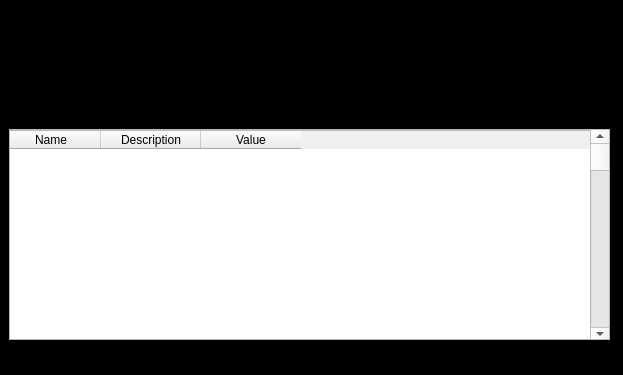
Above: Pyqt/lista.ui from eumaninho54/Product_prescription before the change. Below: the same form after it.
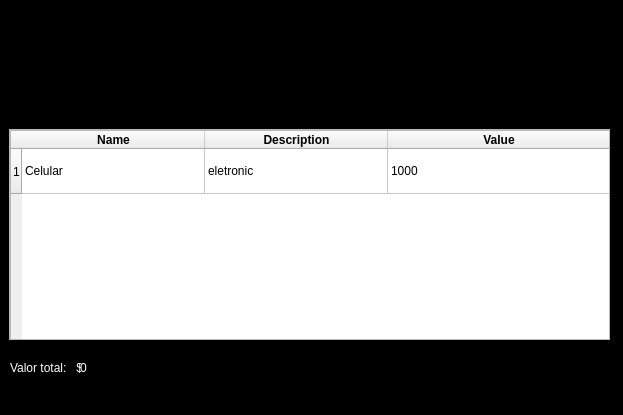
That is the form after the change. Icons and pictures are not drawn.

What changed in the file:
```diff
--- a/Pyqt/lista.ui
+++ b/Pyqt/lista.ui
@@ -7,7 +7,7 @@
     <x>0</x>
     <y>0</y>
     <width>623</width>
-    <height>375</height>
+    <height>415</height>
    </rect>
   </property>
   <property name="windowTitle">
@@ -51,43 +51,140 @@
        <height>209</height>
       </rect>
      </property>
-     <widget class="QScrollBar" name="verticalScrollBar">
-      <property name="geometry">
-       <rect>
-        <x>580</x>
-        <y>0</y>
-        <width>20</width>
-        <height>211</height>
-       </rect>
-      </property>
-      <property name="orientation">
-       <enum>Qt::Vertical</enum>
-      </property>
-     </widget>
      <widget class="QTableWidget" name="tableWidget">
       <property name="geometry">
        <rect>
-        <x>-10</x>
+        <x>0</x>
         <y>0</y>
-        <width>611</width>
+        <width>601</width>
         <height>211</height>
        </rect>
       </property>
+      <property name="minimumSize">
+       <size>
+        <width>0</width>
+        <height>0</height>
+       </size>
+      </property>
+      <property name="mouseTracking">
+       <bool>false</bool>
+      </property>
+      <property name="tabletTracking">
+       <bool>false</bool>
+      </property>
+      <property name="autoFillBackground">
+       <bool>false</bool>
+      </property>
+      <property name="gridStyle">
+       <enum>Qt::SolidLine</enum>
+      </property>
+      <property name="rowCount">
+       <number>1</number>
+      </property>
+      <attribute name="horizontalHeaderVisible">
+       <bool>true</bool>
+      </attribute>
+      <attribute name="horizontalHeaderCascadingSectionResizes">
+       <bool>false</bool>
+      </attribute>
+      <attribute name="horizontalHeaderMinimumSectionSize">
+       <number>39</number>
+      </attribute>
+      <attribute name="horizontalHeaderDefaultSectionSize">
+       <number>183</number>
+      </attribute>
+      <attribute name="horizontalHeaderHighlightSections">
+       <bool>true</bool>
+      </attribute>
+      <attribute name="horizontalHeaderShowSortIndicator" stdset="0">
+       <bool>false</bool>
+      </attribute>
+      <attribute name="horizontalHeaderStretchLastSection">
+       <bool>true</bool>
+      </attribute>
+      <attribute name="verticalHeaderVisible">
+       <bool>true</bool>
+      </attribute>
+      <attribute name="verticalHeaderCascadingSectionResizes">
+       <bool>false</bool>
+      </attribute>
+      <attribute name="verticalHeaderMinimumSectionSize">
+       <number>35</number>
+      </attribute>
+      <attribute name="verticalHeaderDefaultSectionSize">
+       <number>45</number>
+      </attribute>
+      <attribute name="verticalHeaderHighlightSections">
+       <bool>true</bool>
+      </attribute>
+      <attribute name="verticalHeaderShowSortIndicator" stdset="0">
+       <bool>false</bool>
+      </attribute>
+      <attribute name="verticalHeaderStretchLastSection">
+       <bool>false</bool>
+      </attribute>
+      <row/>
       <column>
        <property name="text">
         <string>Name</string>
        </property>
+       <property name="font">
+        <font>
+         <weight>75</weight>
+         <italic>false</italic>
+         <bold>true</bold>
+         <underline>false</underline>
+         <strikeout>false</strikeout>
+         <stylestrategy>PreferDefault</stylestrategy>
+        </font>
+       </property>
+       <property name="textAlignment">
+        <set>AlignCenter</set>
+       </property>
       </column>
       <column>
        <property name="text">
         <string>Description</string>
        </property>
+       <property name="font">
+        <font>
+         <weight>75</weight>
+         <bold>true</bold>
+        </font>
+       </property>
+       <property name="textAlignment">
+        <set>AlignCenter</set>
+       </property>
       </column>
       <column>
        <property name="text">
         <string>Value</string>
        </property>
+       <property name="font">
+        <font>
+         <weight>75</weight>
+         <bold>true</bold>
+        </font>
+       </property>
+       <property name="textAlignment">
+        <set>AlignCenter</set>
+       </property>
       </column>
+      <item row="0" column="0">
+       <property name="text">
+        <string>Celular</string>
+       </property>
+      </item>
+      <item row="0" column="1">
+       <property name="text">
+        <string>eletronic</string>
+       </property>
+      </item>
+      <item row="0" column="2">
+       <property name="text">
+        <string>1000</string>
+       </property>
+      </item>
      </widget>
      <zorder>tableWidget</zorder>
      <zorder>verticalScrollBar</zorder>
@@ -112,6 +209,38 @@
      <string>&lt;html&gt;&lt;head/&gt;&lt;body&gt;&lt;p align=&quot;center&quot;&gt;&lt;br/&gt;&lt;/p&gt;&lt;/body&gt;&lt;/html&gt;</string>
     </property>
    </widget>
+   <widget class="QLabel" name="label_3">
+    <property name="geometry">
+     <rect>
+      <x>10</x>
+      <y>360</y>
+      <width>71</width>
+      <height>16</height>
+     </rect>
+    </property>
+    <property name="styleSheet">
+     <string notr="true">color: rgb(255, 255, 255);</string>
+    </property>
+    <property name="text">
+     <string>Valor total:   $</string>
+    </property>
+   </widget>
+   <widget class="QLabel" name="label_4">
+    <property name="geometry">
+     <rect>
+      <x>80</x>
+      <y>360</y>
+      <width>531</width>
+      <height>16</height>
+     </rect>
+    </property>
+    <property name="styleSheet">
+     <string notr="true">color: rgb(255, 255, 255);</string>
+    </property>
+    <property name="text">
+     <string>0</string>
+    </property>
+   </widget>
   </widget>
   <widget class="QMenuBar" name="menubar">
    <property name="geometry">
```
Left out of the diff: 2 changed lines with no effect on the pictures.
